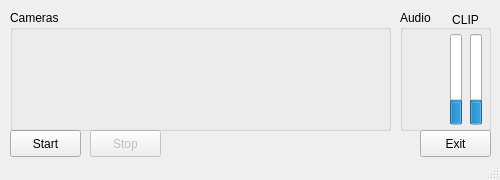
Qt form src/maindialog.ui (Helsinki-VideoMEG-Project/VideoRecStation) before a commit.
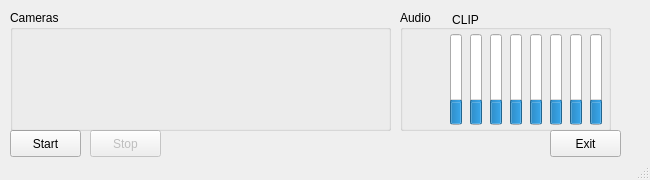
The same form after that commit.

Commit message: Increased the number of volume meters to 8

Diff of the .ui file:
```diff
--- a/src/maindialog.ui
+++ b/src/maindialog.ui
@@ -6,7 +6,7 @@
    <rect>
     <x>0</x>
     <y>0</y>
-    <width>500</width>
+    <width>650</width>
     <height>180</height>
    </rect>
   </property>
@@ -18,13 +18,13 @@
   </property>
   <property name="minimumSize">
    <size>
-    <width>500</width>
+    <width>650</width>
     <height>180</height>
    </size>
   </property>
   <property name="maximumSize">
    <size>
-    <width>500</width>
+    <width>600</width>
     <height>180</height>
    </size>
   </property>
@@ -66,7 +66,7 @@
      <rect>
       <x>400</x>
       <y>10</y>
-      <width>91</width>
+      <width>211</width>
       <height>121</height>
      </rect>
     </property>
@@ -159,6 +159,120 @@
       <set>Qt::AlignCenter</set>
      </property>
     </widget>
+    <widget class="QProgressBar" name="level3">
+     <property name="geometry">
+      <rect>
+       <x>90</x>
+       <y>24</y>
+       <width>12</width>
+       <height>91</height>
+      </rect>
+     </property>
+     <property name="value">
+      <number>24</number>
+     </property>
+     <property name="textVisible">
+      <bool>false</bool>
+     </property>
+     <property name="orientation">
+      <enum>Qt::Vertical</enum>
+     </property>
+    </widget>
+    <widget class="QProgressBar" name="level4">
+     <property name="geometry">
+      <rect>
+       <x>110</x>
+       <y>24</y>
+       <width>12</width>
+       <height>91</height>
+      </rect>
+     </property>
+     <property name="value">
+      <number>24</number>
+     </property>
+     <property name="textVisible">
+      <bool>false</bool>
+     </property>
+     <property name="orientation">
+      <enum>Qt::Vertical</enum>
+     </property>
+    </widget>
+    <widget class="QProgressBar" name="level5">
+     <property name="geometry">
+      <rect>
+       <x>130</x>
+       <y>24</y>
+       <width>12</width>
+       <height>91</height>
+      </rect>
+     </property>
+     <property name="value">
+      <number>24</number>
+     </property>
+     <property name="textVisible">
+      <bool>false</bool>
+     </property>
+     <property name="orientation">
+      <enum>Qt::Vertical</enum>
+     </property>
+    </widget>
+    <widget class="QProgressBar" name="level6">
+     <property name="geometry">
+      <rect>
+       <x>150</x>
+       <y>24</y>
+       <width>12</width>
+       <height>91</height>
+      </rect>
+     </property>
+     <property name="value">
+      <number>24</number>
+     </property>
+     <property name="textVisible">
+      <bool>false</bool>
+     </property>
+     <property name="orientation">
+      <enum>Qt::Vertical</enum>
+     </property>
+    </widget>
+    <widget class="QProgressBar" name="level7">
+     <property name="geometry">
+      <rect>
+       <x>170</x>
+       <y>24</y>
+       <width>12</width>
+       <height>91</height>
+      </rect>
+     </property>
+     <property name="value">
+      <number>24</number>
+     </property>
+     <property name="textVisible">
+      <bool>false</bool>
+     </property>
+     <property name="orientation">
+      <enum>Qt::Vertical</enum>
+     </property>
+    </widget>
+    <widget class="QProgressBar" name="level8">
+     <property name="geometry">
+      <rect>
+       <x>190</x>
+       <y>24</y>
+       <width>12</width>
+       <height>91</height>
+      </rect>
+     </property>
+     <property name="value">
+      <number>24</number>
+     </property>
+     <property name="textVisible">
+      <bool>false</bool>
+     </property>
+     <property name="orientation">
+      <enum>Qt::Vertical</enum>
+     </property>
+    </widget>
    </widget>
    <widget class="QGroupBox" name="videoGroupBox">
     <property name="geometry">
@@ -176,7 +290,7 @@
    <widget class="QPushButton" name="exitButton">
     <property name="geometry">
      <rect>
-      <x>420</x>
+      <x>550</x>
       <y>130</y>
       <width>71</width>
       <height>27</height>
```
Left out of the diff: 4 changed lines with no effect on the pictures. The commit also changes 1 other file.
